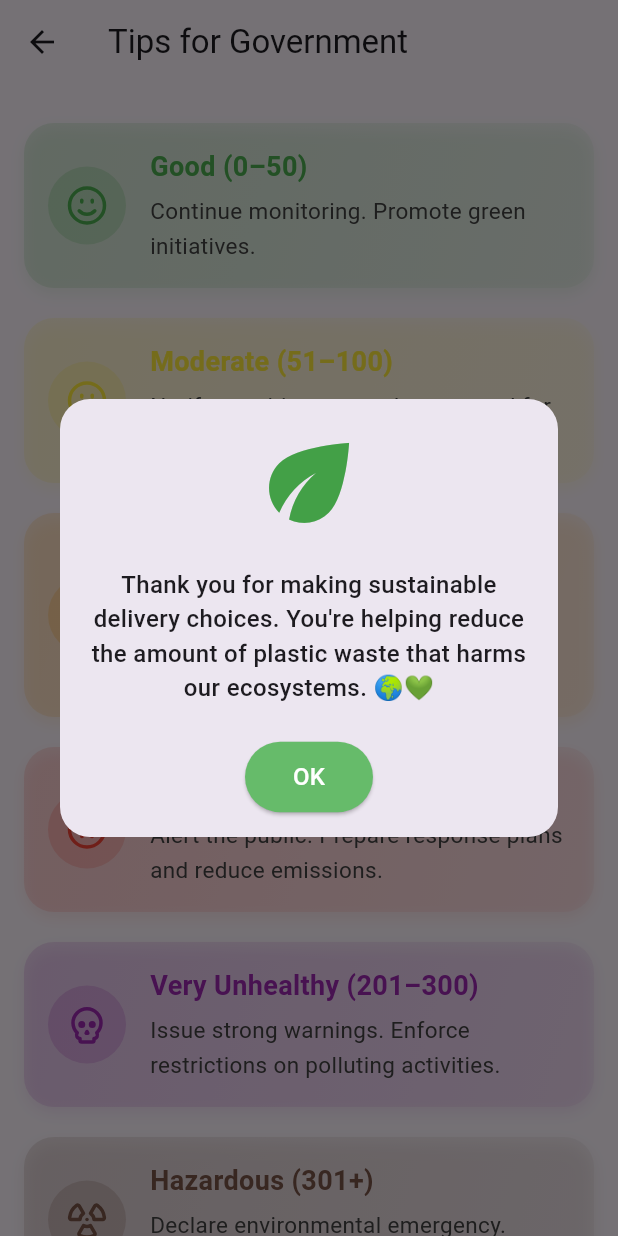
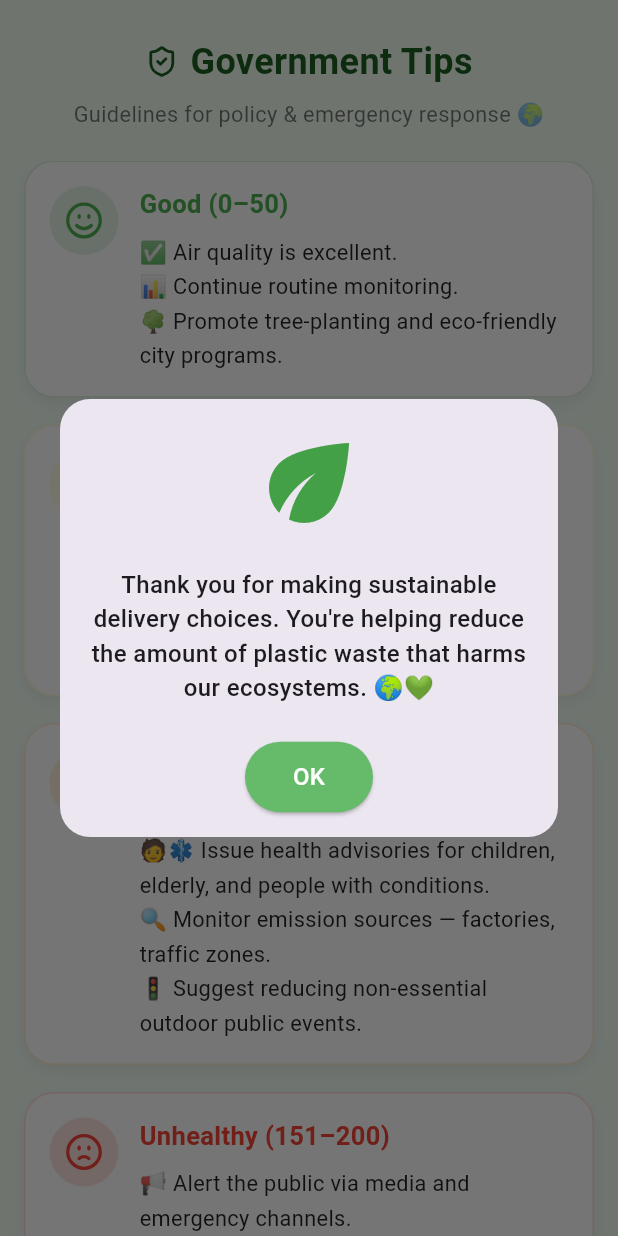
Before and after one commit to abdo-mokhtar/ecoproject, a Flutter app: the GovernmentTipsScreen screen opened directly, on a phone screen of 412 x 824 dp. Run offline on Flutter 3.47's test engine with Material 3 defaults, Android fonts, the phone set to English and light mode, and no system bars; our stand-ins replace dropdown_button2, dropdown_search, lottie, lucide_icons, shared_preferences, smooth_page_indicator; accounts and stored records are empty.

Commit message:
new tips

```diff
--- a/lib/main.dart
+++ b/lib/main.dart
@@ -6,7 +6,8 @@ import 'package:ecosensetest/onboarding/user_onboarding_screen.dart'
     show UserOnboardingScreen;
 import 'package:ecosensetest/screens/choose_plan_screen.dart'
     show ChoosePlanScreen;
-import 'package:ecosensetest/screens/home_screen.dart' show HomeScreen;
+import 'package:ecosensetest/screens/navigationdestination/home_screen.dart'
+    show HomeScreen;
 import 'package:ecosensetest/screens/login_screen.dart';
 import 'package:ecosensetest/screens/signup_screen.dart' show SignUpScreen;
 import 'package:ecosensetest/screens/splash_screen.dart' show SplashScreen;
--- a/lib/screens/government_tips_screen.dart
+++ /dev/null
@@ -1,66 +0,0 @@
-import 'package:ecosensetest/widgets/aqi_level_card.dart' show AQILevelCard;
-import 'package:flutter/material.dart';
-import 'package:lucide_icons/lucide_icons.dart';
-import 'eco_delivery_dialog.dart'; // استدعاء الكلاس
-
-class GovernmentTipsScreen extends StatelessWidget {
-  const GovernmentTipsScreen({super.key});
-
-  @override
-  Widget build(BuildContext context) {
-    // عرض الديالوج عند الدخول
-    Future.microtask(() {
-      EcoDeliveryDialog.show(context);
-    });
-
-    return Scaffold(
-      appBar: AppBar(title: const Text("Tips for Government")),
-      body: ListView(
-        padding: const EdgeInsets.all(16),
-        children: const [
-          AQILevelCard(
-            level: "Good (0–50)",
-            color: Colors.green,
-            icon: LucideIcons.smile,
-            tip: "Continue monitoring. Promote green initiatives.",
-          ),
-          AQILevelCard(
-            level: "Moderate (51–100)",
-            color: Colors.yellow,
-            icon: LucideIcons.meh,
-            tip:
-                "Notify sensitive groups but no need for alert. Continue standard operations.",
-          ),
-          AQILevelCard(
-            level: "Unhealthy for Sensitive Groups (101–150)",
-            color: Colors.orange,
-            icon: LucideIcons.alertTriangle,
-            tip:
-                "Issue health advisories for vulnerable populations. Monitor emission sources.",
-          ),
-          AQILevelCard(
-            level: "Unhealthy (151–200)",
-            color: Colors.red,
-            icon: LucideIcons.frown,
-            tip:
-                "Alert the public. Prepare response plans and reduce emissions.",
-          ),
-          AQILevelCard(
-            level: "Very Unhealthy (201–300)",
-            color: Colors.purple,
-            icon: LucideIcons.skull,
-            tip:
-                "Issue strong warnings. Enforce restrictions on polluting activities.",
-          ),
-          AQILevelCard(
-            level: "Hazardous (301+)",
-            color: Colors.brown,
-            icon: LucideIcons.radiation,
-            tip:
-                "Declare environmental emergency. Activate emergency protocols.",
-          ),
-        ],
-      ),
-    );
-  }
-}
--- a/lib/screens/settings_page.dart
+++ b/lib/screens/navigationdestination/settings_page.dart
@@ -1,4 +1,4 @@
-import 'package:ecosensetest/screens/home_screen.dart';
+import 'package:ecosensetest/screens/navigationdestination/home_screen.dart';
 import 'package:flutter/material.dart';
 
 class SettingsPage extends StatefulWidget {
--- /dev/null
+++ b/lib/screens/tips/government_tips_screen.dart
@@ -0,0 +1,179 @@
+import 'package:ecosensetest/widgets/aqi_level_card.dart' show AQILevelCard;
+import 'package:flutter/material.dart';
+import 'package:lucide_icons/lucide_icons.dart';
+import '../eco_delivery_dialog.dart'; // استدعاء الكلاس
+
+class GovernmentTipsScreen extends StatelessWidget {
+  const GovernmentTipsScreen({super.key});
+
+  @override
+  Widget build(BuildContext context) {
+    // عرض الديالوج عند الدخول
+    Future.microtask(() {
+      EcoDeliveryDialog.show(context);
+    });
+
+    final List<Map<String, dynamic>> aqiLevels = [
+      {
+        'level': "Good (0–50)",
+        'color': Colors.green,
+        'icon': LucideIcons.smile,
+        'tip': "✅ Air quality is excellent.\n"
+            "📊 Continue routine monitoring.\n"
+            "🌳 Promote tree-planting and eco-friendly city programs.",
+      },
+      {
+        'level': "Moderate (51–100)",
+        'color': Colors.yellow,
+        'icon': LucideIcons.meh,
+        'tip':
+            "⚠️ Acceptable air quality for most, but could affect sensitive individuals.\n"
+                "📣 Notify healthcare centers and schools.\n"
+                "🌐 Encourage public awareness campaigns.",
+      },
+      {
+        'level': "Unhealthy for Sensitive Groups (101–150)",
+        'color': Colors.orange,
+        'icon': LucideIcons.alertTriangle,
+        'tip':
+            "🧑‍⚕️ Issue health advisories for children, elderly, and people with conditions.\n"
+                "🔍 Monitor emission sources — factories, traffic zones.\n"
+                "🚦 Suggest reducing non-essential outdoor public events.",
+      },
+      {
+        'level': "Unhealthy (151–200)",
+        'color': Colors.red,
+        'icon': LucideIcons.frown,
+        'tip': "📢 Alert the public via media and emergency channels.\n"
+            "🧪 Increase air quality checks in high-risk areas.\n"
+            "🚫 Limit heavy industrial and transport emissions temporarily.",
+      },
+      {
+        'level': "Very Unhealthy (201–300)",
+        'color': Colors.purple,
+        'icon': LucideIcons.skull,
+        'tip': "🚨 Issue strong public health warnings.\n"
+            "🚷 Enforce partial curfews or reduce public transportation.\n"
+            "📉 Limit or suspend polluting activities immediately.",
+      },
+      {
+        'level': "Hazardous (301+)",
+        'color': Colors.brown,
+        'icon': LucideIcons.radiation,
+        'tip': "🛑 Declare environmental emergency.\n"
+            "📢 Broadcast real-time updates and action plans.\n"
+            "🏥 Coordinate emergency services and shelter facilities.",
+      },
+    ];
+
+    return Scaffold(
+      backgroundColor:
+          const Color(0xFFf1fdf3), // نفس خلفية RegularUserTipsScreen
+      body: SafeArea(
+        child: Column(
+          children: [
+            const SizedBox(height: 24),
+            const Row(
+              mainAxisAlignment: MainAxisAlignment.center,
+              children: [
+                Icon(
+                  LucideIcons.shieldCheck,
+                  size: 22,
+                  color: Color(0xFF1b5e20),
+                ),
+                SizedBox(width: 8),
+                Text(
+                  "Government Tips",
+                  style: TextStyle(
+                    fontSize: 24,
+                    fontWeight: FontWeight.bold,
+                    color: Color(0xFF1b5e20),
+                  ),
+                ),
+              ],
+            ),
+            const SizedBox(height: 8),
+            const Text(
+              "Guidelines for policy & emergency response 🌍",
+              textAlign: TextAlign.center,
+              style: TextStyle(
+                fontSize: 14.5,
+                color: Colors.black54,
+              ),
+            ),
+            const SizedBox(height: 20),
+            Expanded(
+              child: ListView.builder(
+                padding: const EdgeInsets.symmetric(horizontal: 16),
+                itemCount: aqiLevels.length,
+                itemBuilder: (context, index) {
+                  final item = aqiLevels[index];
+                  return Container(
+                    margin: const EdgeInsets.only(bottom: 18),
+                    padding: const EdgeInsets.all(16),
+                    decoration: BoxDecoration(
+                      color: Colors.white,
+                      borderRadius: BorderRadius.circular(20),
+                      boxShadow: [
+                        BoxShadow(
+                          color: Colors.black12.withOpacity(0.05),
+                          blurRadius: 8,
+                          offset: const Offset(0, 4),
+                        ),
+                      ],
+                      border: Border.all(
+                        color: (item['color'] as Color).withOpacity(0.2),
+                      ),
+                    ),
+                    child: Row(
+                      crossAxisAlignment: CrossAxisAlignment.start,
+                      children: [
+                        Container(
+                          padding: const EdgeInsets.all(10),
+                          decoration: BoxDecoration(
+                            shape: BoxShape.circle,
+                            color: (item['color'] as Color).withOpacity(0.15),
+                          ),
+                          child: Icon(
+                            item['icon'] as IconData,
+                            color: item['color'] as Color,
+                            size: 26,
+                          ),
+                        ),
+                        const SizedBox(width: 14),
+                        Expanded(
+                          child: Column(
+                            crossAxisAlignment: CrossAxisAlignment.start,
+                            children: [
+                              Text(
+                                item['level'] as String,
+                                style: TextStyle(
+                                  fontSize: 17,
+                                  fontWeight: FontWeight.w600,
+                                  color: item['color'] as Color,
+                                ),
+                              ),
+                              const SizedBox(height: 8),
+                              Text(
+                                item['tip'] as String,
+                                style: const TextStyle(
+                                  fontSize: 14.5,
+                                  height: 1.6,
+                                  color: Colors.black87,
+                                ),
+                              ),
+                            ],
+                          ),
+                        ),
+                      ],
+                    ),
+                  );
+                },
+              ),
+            ),
+          ],
+        ),
+      ),
+    );
+  }
+}
--- a/lib/widgets/air_quality_widget.dart
+++ b/lib/widgets/air_quality_widget.dart
@@ -3,7 +3,8 @@ import 'package:intl/intl.dart';
 import 'package:ecosensetest/services/api_service.dart';
 import 'package:dropdown_button2/dropdown_button2.dart';
 import 'package:lucide_icons/lucide_icons.dart';
-import 'package:ecosensetest/Air_pollutants_info.dart';
+
+import '../screens/air_pollutants_info.dart';
 
 class AirQualityWidget extends StatefulWidget {
   const AirQualityWidget({super.key});
@@ -277,11 +278,10 @@ class _AirQualityWidgetState extends State<AirQualityWidget> {
             onPressed: () {
               Navigator.push(
                 context,
-                MaterialPageRoute(builder: (context) =>AirPollutantsInfo()),
+                MaterialPageRoute(builder: (context) => AirPollutantsInfo()),
               );
             },
           )
-
         ],
       ),
       Padding(
```
Also changed, not shown: lib/screens/business_tips_screen.dart (deleted, +0 -64 lines), lib/screens/navigationdestination/home_screen.dart (renamed from lib/screens/home_screen.dart, +8 -4 lines), lib/screens/tips/business_tips_screen.dart (added, +177 -0 lines), lib/screens/navigationdestination/profile_widget.dart (renamed from lib/widgets/profile_widget.dart), lib/screens/tips/regular_user_tips_screen.dart (renamed from lib/screens/regular_user_tips_screen.dart), 4 other files.
